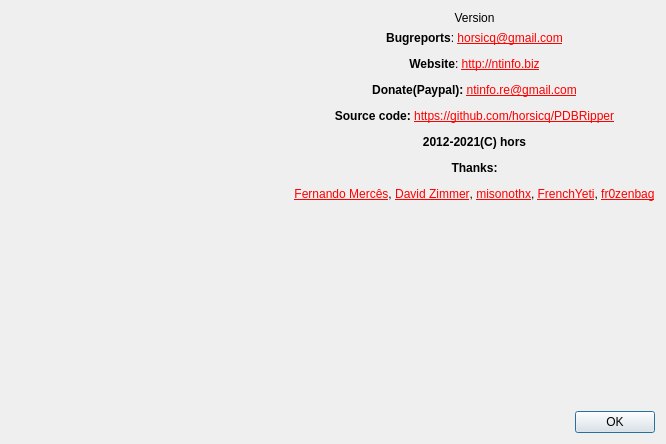
This is gui_source/dialogabout.ui in horsicq/PDBRipper as Qt 5 draws it before an edit. The edited form follows.
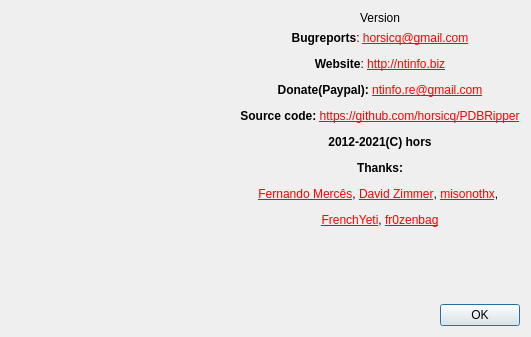
This is the edited form. Icons and pictures are not drawn.

What changed in the file:
```diff
--- a/gui_source/dialogabout.ui
+++ b/gui_source/dialogabout.ui
@@ -9,8 +9,8 @@
    <rect>
     <x>0</x>
     <y>0</y>
-    <width>666</width>
-    <height>444</height>
+    <width>531</width>
+    <height>337</height>
    </rect>
   </property>
   <property name="windowTitle">
@@ -24,17 +24,11 @@
     <layout class="QHBoxLayout" name="horizontalLayout_2">
      <item>
       <widget class="QLabel" name="labelLogo">
-       <property name="frameShape">
-        <enum>QFrame::NoFrame</enum>
-       </property>
        <property name="text">
         <string/>
        </property>
-       <property name="scaledContents">
-        <bool>true</bool>
-       </property>
-       <property name="alignment">
-        <set>Qt::AlignCenter</set>
+       <property name="pixmap">
+        <pixmap resource="resources.qrc">:/images/main.png</pixmap>
        </property>
       </widget>
      </item>
@@ -53,7 +47,7 @@
        <item>
         <widget class="QLabel" name="labelInfo">
          <property name="text">
-          <string>&lt;html&gt;&lt;head/&gt;&lt;body&gt;&lt;p align=&quot;center&quot;&gt;&lt;span style=&quot; font-weight:600;&quot;&gt;Bugreports&lt;/span&gt;: &lt;a href=&quot;mailto:horsicq@gmail.com&quot;&gt;&lt;span style=&quot; text-decoration: underline; color:#ff0000;&quot;&gt;horsicq@gmail.com&lt;/span&gt;&lt;/a&gt;&lt;/p&gt;&lt;p align=&quot;center&quot;&gt;&lt;span style=&quot; font-weight:600;&quot;&gt;Website&lt;/span&gt;: &lt;a href=&quot;http://ntinfo.biz&quot;&gt;&lt;span style=&quot; text-decoration: underline; color:#ff0000;&quot;&gt;http://ntinfo.biz&lt;/span&gt;&lt;/a&gt;&lt;/p&gt;&lt;p align=&quot;center&quot;&gt;&lt;span style=&quot; font-weight:600;&quot;&gt;Donate(Paypal): &lt;/span&gt;&lt;a href=&quot;mailto:ntinfo.re@gmail.com&quot;&gt;&lt;span style=&quot; text-decoration: underline; color:#ff0000;&quot;&gt;ntinfo.re@gmail.com&lt;/span&gt;&lt;/a&gt;&lt;/p&gt;&lt;p align=&quot;center&quot;&gt;&lt;span style=&quot; font-weight:600;&quot;&gt;Source code: &lt;/span&gt;&lt;a href=&quot;https://github.com/horsicq/PDBRipper&quot;&gt;&lt;span style=&quot; text-decoration: underline; color:#ff0000;&quot;&gt;https://github.com/horsicq/PDBRipper&lt;/span&gt;&lt;/a&gt;&lt;/p&gt;&lt;p align=&quot;center&quot;&gt;&lt;span style=&quot; font-weight:600;&quot;&gt;2012-2021(C) hors&lt;/span&gt;&lt;/p&gt;&lt;p align=&quot;center&quot;&gt;&lt;span style=&quot; font-weight:600;&quot;&gt;Thanks:&lt;/span&gt;&lt;/p&gt;&lt;p align=&quot;center&quot;&gt;&lt;a href=&quot;https://www.mentebinaria.com.br/&quot;&gt;&lt;span style=&quot; text-decoration: underline; color:#ff0000;&quot;&gt;Fernando Mercês&lt;/span&gt;&lt;/a&gt;, &lt;a href=&quot;http://sandsprite.com/&quot;&gt;&lt;span style=&quot; text-decoration: underline; color:#ff0000;&quot;&gt;David Zimmer&lt;/span&gt;&lt;/a&gt;, &lt;a href=&quot;https://github.com/miso-xyz&quot;&gt;&lt;span style=&quot; text-decoration: underline; color:#ff0000;&quot;&gt;misonothx&lt;/span&gt;&lt;/a&gt;, &lt;a href=&quot;https://twitter.com/frenchyeti&quot;&gt;&lt;span style=&quot; text-decoration: underline; color:#ff0000;&quot;&gt;FrenchYeti&lt;/span&gt;&lt;/a&gt;, &lt;a href=&quot;https://github.com/fr0zenbag&quot;&gt;&lt;span style=&quot; text-decoration: underline; color:#ff0000;&quot;&gt;fr0zenbag&lt;/span&gt;&lt;/a&gt;&lt;/p&gt;&lt;/body&gt;&lt;/html&gt;</string>
+          <string>&lt;html&gt;&lt;head/&gt;&lt;body&gt;&lt;p align=&quot;center&quot;&gt;&lt;span style=&quot; font-weight:600;&quot;&gt;Bugreports&lt;/span&gt;: &lt;a href=&quot;mailto:horsicq@gmail.com&quot;&gt;&lt;span style=&quot; text-decoration: underline; color:#ff0000;&quot;&gt;horsicq@gmail.com&lt;/span&gt;&lt;/a&gt;&lt;/p&gt;&lt;p align=&quot;center&quot;&gt;&lt;span style=&quot; font-weight:600;&quot;&gt;Website&lt;/span&gt;: &lt;a href=&quot;http://ntinfo.biz&quot;&gt;&lt;span style=&quot; text-decoration: underline; color:#ff0000;&quot;&gt;http://ntinfo.biz&lt;/span&gt;&lt;/a&gt;&lt;/p&gt;&lt;p align=&quot;center&quot;&gt;&lt;span style=&quot; font-weight:600;&quot;&gt;Donate(Paypal): &lt;/span&gt;&lt;a href=&quot;mailto:ntinfo.re@gmail.com&quot;&gt;&lt;span style=&quot; text-decoration: underline; color:#ff0000;&quot;&gt;ntinfo.re@gmail.com&lt;/span&gt;&lt;/a&gt;&lt;/p&gt;&lt;p align=&quot;center&quot;&gt;&lt;span style=&quot; font-weight:600;&quot;&gt;Source code: &lt;/span&gt;&lt;a href=&quot;https://github.com/horsicq/PDBRipper&quot;&gt;&lt;span style=&quot; text-decoration: underline; color:#ff0000;&quot;&gt;https://github.com/horsicq/PDBRipper&lt;/span&gt;&lt;/a&gt;&lt;/p&gt;&lt;p align=&quot;center&quot;&gt;&lt;span style=&quot; font-weight:600;&quot;&gt;2012-2021(C) hors&lt;/span&gt;&lt;/p&gt;&lt;p align=&quot;center&quot;&gt;&lt;span style=&quot; font-weight:600;&quot;&gt;Thanks:&lt;/span&gt;&lt;/p&gt;&lt;p align=&quot;center&quot;&gt;&lt;a href=&quot;https://www.mentebinaria.com.br/&quot;&gt;&lt;span style=&quot; text-decoration: underline; color:#ff0000;&quot;&gt;Fernando Mercês&lt;/span&gt;&lt;/a&gt;, &lt;a href=&quot;http://sandsprite.com/&quot;&gt;&lt;span style=&quot; text-decoration: underline; color:#ff0000;&quot;&gt;David Zimmer&lt;/span&gt;&lt;/a&gt;, &lt;a href=&quot;https://github.com/miso-xyz&quot;&gt;&lt;span style=&quot; text-decoration: underline; color:#ff0000;&quot;&gt;misonothx&lt;/span&gt;&lt;/a&gt;, &lt;/p&gt;&lt;p align=&quot;center&quot;&gt;&lt;a href=&quot;https://twitter.com/frenchyeti&quot;&gt;&lt;span style=&quot; text-decoration: underline; color:#ff0000;&quot;&gt;FrenchYeti&lt;/span&gt;&lt;/a&gt;, &lt;a href=&quot;https://github.com/fr0zenbag&quot;&gt;&lt;span style=&quot; text-decoration: underline; color:#ff0000;&quot;&gt;fr0zenbag&lt;/span&gt;&lt;/a&gt;&lt;/p&gt;&lt;/body&gt;&lt;/html&gt;</string>
          </property>
          <property name="openExternalLinks">
           <bool>true</bool>
```
Left out of the diff: 4 changed lines with no effect on the pictures.
